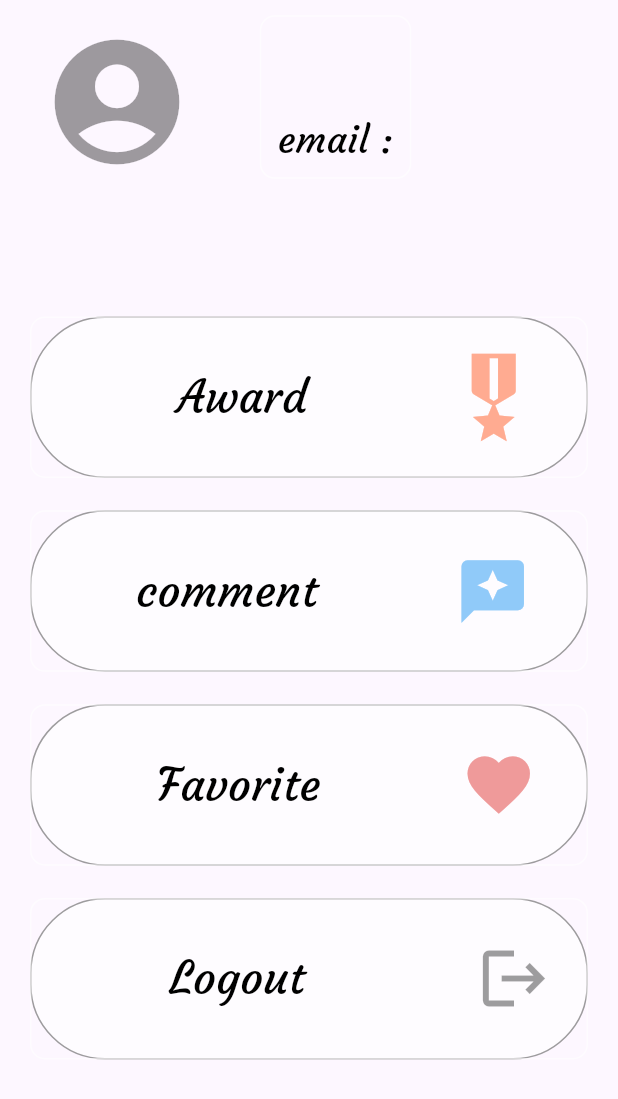
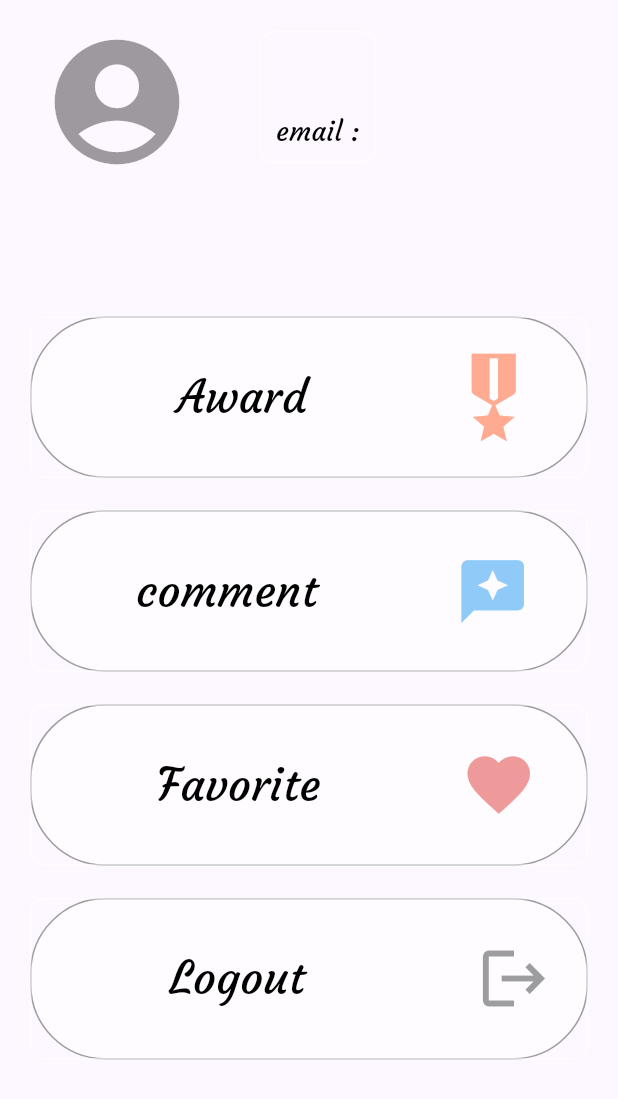
Before and after one commit to chi1027/APP_FinalProject, a Flutter app: the UserPage screen opened directly, on a phone screen of 412 x 824 dp. Shown: the top 1099 px of the screen. Run offline on Flutter 3.47's test engine with Material 2 defaults, Android fonts, the phone set to English and light mode, and no system bars; our stand-ins replace cloud_firestore, firebase_auth, firebase_core, flutter_rating_bar, geolocator, google_maps_flutter and 3 more; missing offline and left inert: cloud_firestore_web, dart:ffi, firebase_auth_web, firebase_core_web, shared_preferences_web; accounts and stored records are empty.

Commit message:
fix small problems

```diff
--- a/app/lib/pages/auth/login_page.dart
+++ b/app/lib/pages/auth/login_page.dart
@@ -125,6 +125,7 @@ class _LoginPageState extends State<LoginPage> {
                           child: ElevatedButton(
                             style: ElevatedButton.styleFrom(
                                 primary: Theme.of(context).primaryColor,
+                                backgroundColor: Colors.white,
                                 elevation: 0,
                                 shape: RoundedRectangleBorder(
                                     borderRadius: BorderRadius.circular(30))),
@@ -198,8 +199,8 @@ class _LoginPageState extends State<LoginPage> {
     await authService.loginwithGoogle().then((value) async {
         // saving the values to our shared preferences
         await HelperFunctions.saveUserLoggedInStatus(true);
-        await HelperFunctions.saveUserEmailSF(email);
-        await HelperFunctions.saveUserNameSF(value);
+        await HelperFunctions.saveUserEmailSF(value.email);
+        await HelperFunctions.saveUserNameSF(value.displayName);
         nextScreenReplace(context, BottomNavigation(1));
       }
     );
--- a/app/lib/service/auth_service.dart
+++ b/app/lib/service/auth_service.dart
@@ -18,7 +18,7 @@ class AuthService {
       displayName: this.googleSignInAccount!.displayName,
       email: this.googleSignInAccount!.email,
     );
-    return this.googleSignInAccount!.displayName;
+    return this.userDetails;
   }
 
   // login
--- a/app/lib/userPage.dart
+++ b/app/lib/userPage.dart
@@ -92,7 +92,7 @@ class _UserPageState extends State<UserPage>{
                                                 userName,
                                                 style: TextStyle(
                                                   color: Colors.black,
-                                                  fontSize: 25,
+                                                  fontSize: 18,
                                                   fontFamily: 'Courgette',
                                                 ),
                                                 textAlign: TextAlign.center
@@ -101,7 +101,7 @@ class _UserPageState extends State<UserPage>{
                                                 "email : " + email,
                                                 style: TextStyle(
                                                   color: Colors.black,
-                                                  fontSize: 25,
+                                                  fontSize: 18,
                                                   fontFamily: 'Courgette',
                                                 ),
                                                 textAlign: TextAlign.center
```
